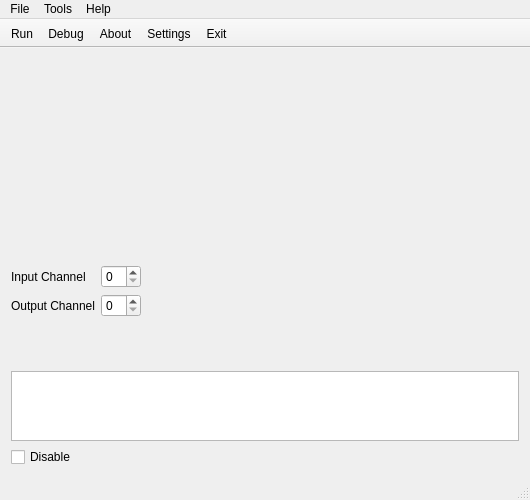
The window that al-Qt/mainwindow.ui (spatmus/alps) describes before a commit, drawn with Qt 5.
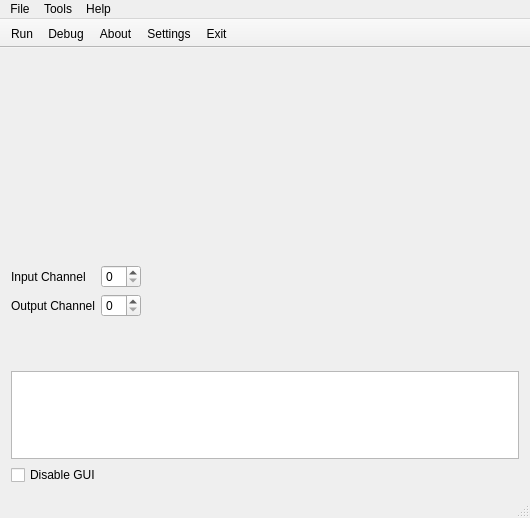
The same window after the commit. Icons and pictures are not drawn. Custom widgets are drawn as their Qt base class.

Commit message: Skip computation for a reference input and not reference speakers

What changed in the file:
```diff
--- a/al-Qt/mainwindow.ui
+++ b/al-Qt/mainwindow.ui
@@ -7,7 +7,7 @@
     <x>0</x>
     <y>0</y>
     <width>530</width>
-    <height>495</height>
+    <height>518</height>
    </rect>
   </property>
   <property name="windowTitle">
@@ -121,7 +121,7 @@
     <item>
      <widget class="QCheckBox" name="disableCheckBox">
       <property name="text">
-       <string>Disable</string>
+       <string>Disable GUI</string>
       </property>
      </widget>
     </item>
```
The commit also changes 2 other files.
